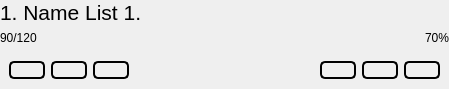
vmitforjob/LearnEnglish, file code/uis/view_list.ui: the form before one commit.
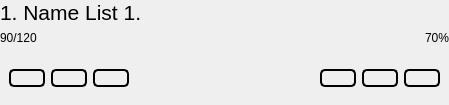
The form after the commit. Icons and pictures are not drawn.

The edit to the form file:
```diff
--- a/code/uis/view_list.ui
+++ b/code/uis/view_list.ui
@@ -7,7 +7,7 @@
     <x>0</x>
     <y>0</y>
     <width>449</width>
-    <height>89</height>
+    <height>105</height>
    </rect>
   </property>
   <property name="windowTitle">
```
Left out of the diff: 14 changed lines with no effect on the pictures.
